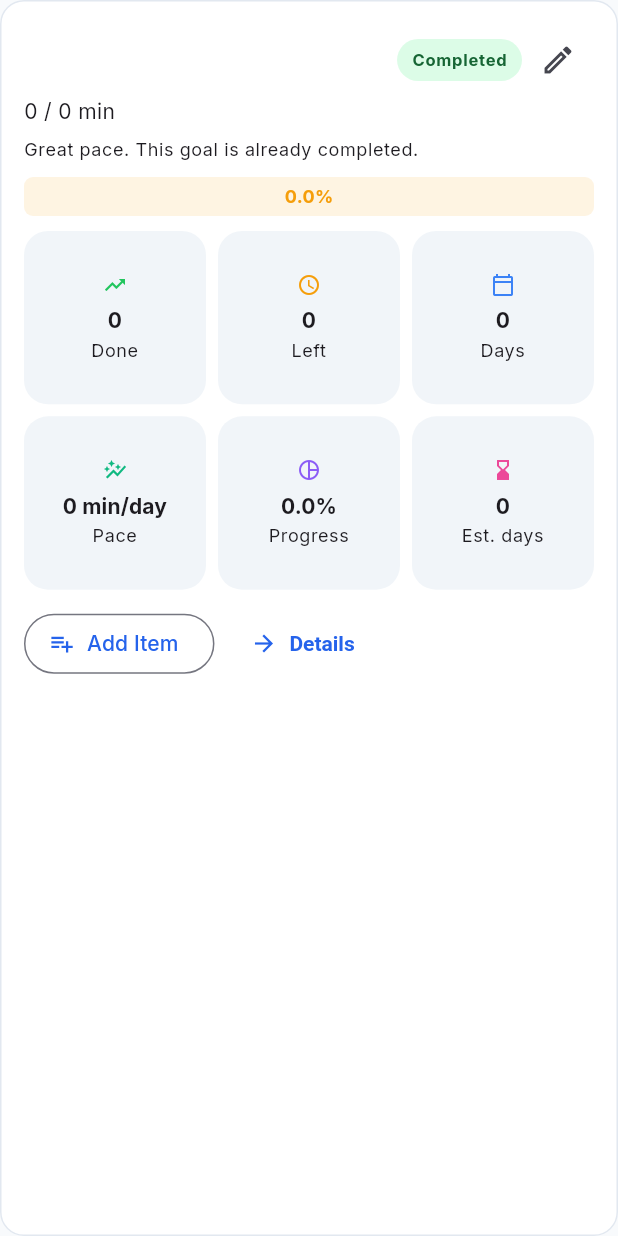
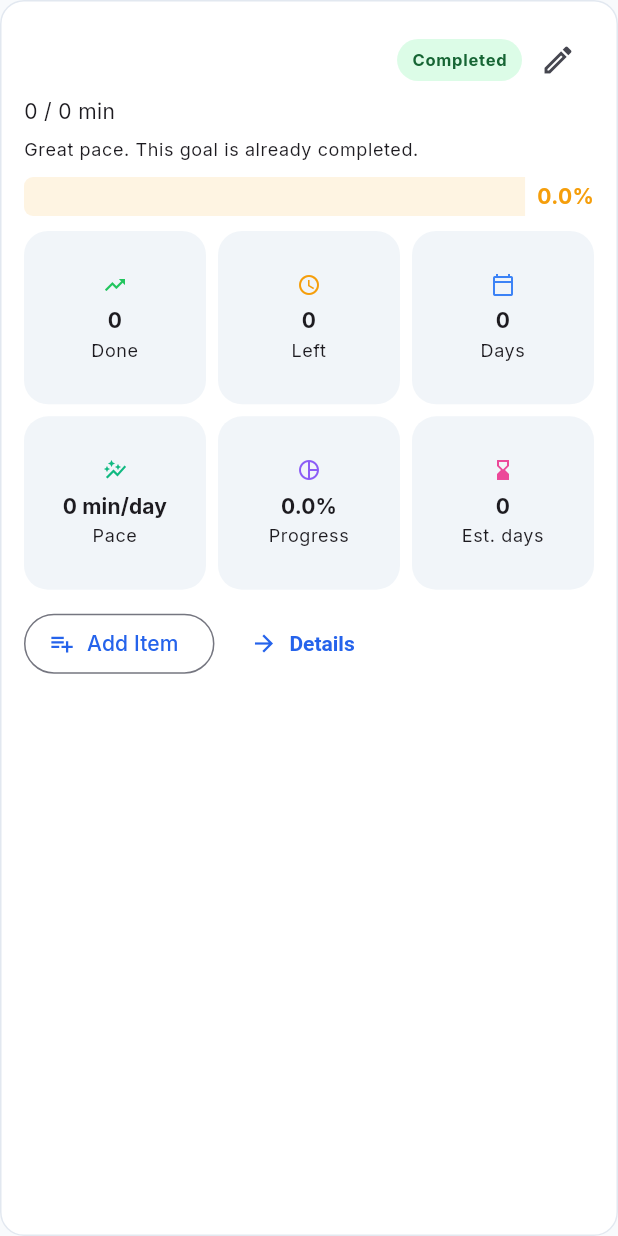
Before and after one commit to Flutter-Lab/Co-workPlace, a Flutter app: the _GoalCard widget shown alone on an empty page, opened directly with empty values, on a phone screen of 412 x 824 dp. Run offline on Flutter 3.47's test engine with Material 3 defaults, Android fonts, the phone set to English and light mode, and no system bars; our stand-ins replace cloud_firestore, firebase_auth, firebase_core, flutter_riverpod, go_router, google_fonts and 3 more; accounts and stored records are empty.

Commit message:
Added Mobile view for Webview

```diff
--- a/lib/features/goals/presentation/goal_dashboard_screen.dart
+++ b/lib/features/goals/presentation/goal_dashboard_screen.dart
@@ -40,7 +40,10 @@ class GoalDashboardScreen extends ConsumerWidget {
             icon: const Icon(Icons.add),
             label: const Text('New Goal'),
           ),
-          body: goalsAsync.when(
+          body: Center(
+            child: ConstrainedBox(
+              constraints: const BoxConstraints(maxWidth: 420),
+              child: goalsAsync.when(
                 loading: () => const Center(child: CircularProgressIndicator()),
                 error: (error, stackTrace) => Center(
                   child: Padding(
@@ -51,8 +54,11 @@ class GoalDashboardScreen extends ConsumerWidget {
                 data: (goals) {
                   if (goals.isEmpty) {
                     return _GoalEmptyState(
-                  onCreate: () =>
-                      _onCreateGoal(context: context, ref: ref, userId: userId),
+                      onCreate: () => _onCreateGoal(
+                        context: context,
+                        ref: ref,
+                        userId: userId,
+                      ),
                     );
                   }
 
@@ -105,6 +111,8 @@ class GoalDashboardScreen extends ConsumerWidget {
                     ],
                   );
                 },
+              ),
+            ),
           ),
         );
       },
@@ -744,10 +752,12 @@ class _GoalCard extends StatelessWidget {
               const SizedBox(height: 10),
               _GoalMetricsWrap(metrics: metrics, unitLabel: unit),
               const SizedBox(height: 12),
-              Row(
+              SingleChildScrollView(
+                scrollDirection: Axis.horizontal,
+                child: Row(
                   children: [
                     if (goal.isSimpleGoal)
-                    FilledButton.icon(
+                      OutlinedButton.icon(
                         onPressed: onAddProgress,
                         icon: const Icon(Icons.add),
                         label: const Text('Add Progress'),
@@ -765,6 +775,7 @@ class _GoalCard extends StatelessWidget {
                       label: const Text('Details'),
                     ),
                   ],
+                ),
               ),
             ],
           ),
@@ -1203,7 +1214,7 @@ class _SimpleGoalProgressCard extends StatelessWidget {
               style: Theme.of(context).textTheme.bodyMedium,
             ),
             const SizedBox(height: 10),
-            FilledButton.icon(
+            TextButton.icon(
               onPressed: onAddProgress,
               icon: const Icon(Icons.add),
               label: const Text('Add Progress'),
@@ -2250,28 +2261,33 @@ class _GoalProgressBar extends StatelessWidget {
     }
 
     // Label is white when fill covers > 50% of the bar, otherwise use fill color.
-    final labelColor = fillFraction >= 0.5 ? Colors.white : fillColor;
-
     return ClipRRect(
       borderRadius: BorderRadius.circular(6),
       child: SizedBox(
         height: 26,
+        child: Row(
+          children: [
+            Flexible(
               child: Stack(
                 children: [
                   Container(color: fillColor.withAlpha(30)),
                   FractionallySizedBox(
                     alignment: Alignment.centerLeft,
                     widthFactor: fillFraction,
-              child: Container(decoration: BoxDecoration(color: fillColor)),
-            ),
-            Center(
-              child: Text(
+                    child: Container(
+                      decoration: BoxDecoration(color: fillColor),
+                    ),
+                  ),
+                ],
+              ),
+            ),
+            const SizedBox(width: 8),
+            Text(
               '${clamped.toStringAsFixed(1)}%',
               style: TextStyle(
-                  fontSize: 12,
+                fontSize: 14,
                 fontWeight: FontWeight.w700,
-                  color: labelColor,
-                ),
+                color: fillColor,
               ),
             ),
           ],
```
Also changed, not shown: lib/app/app.dart (+11 -1 lines), planning/goal_tracker/goal_tracker_flow.txt (+8 -7 lines). Lines whose indentation alone changed are shown as unchanged.
